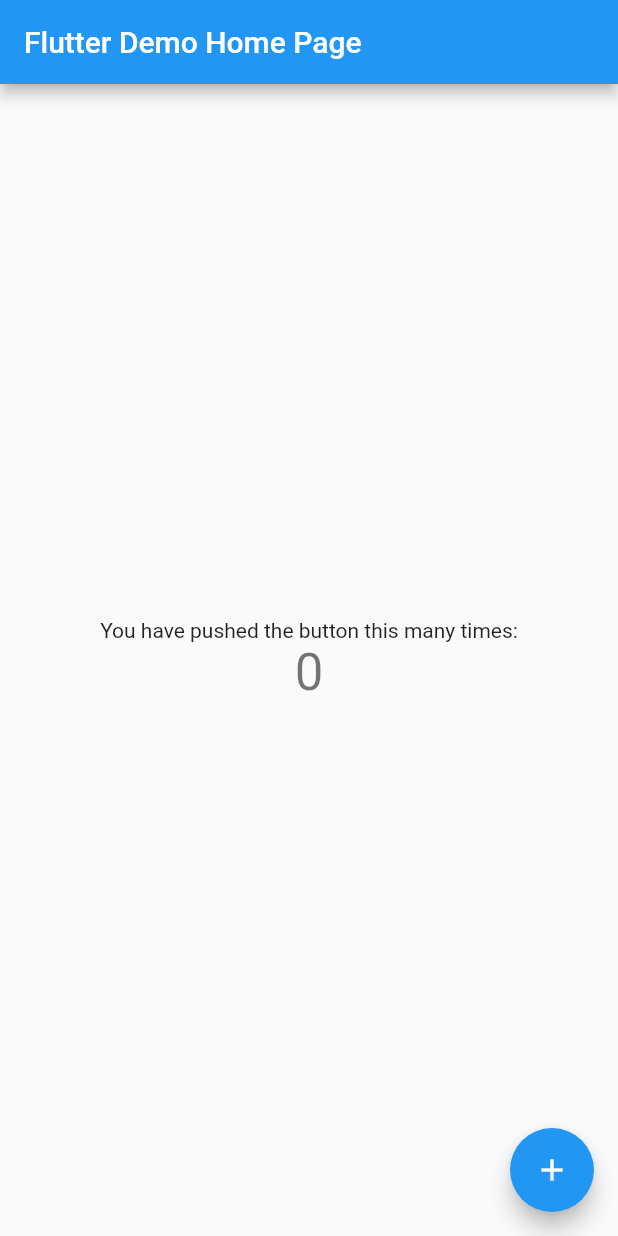
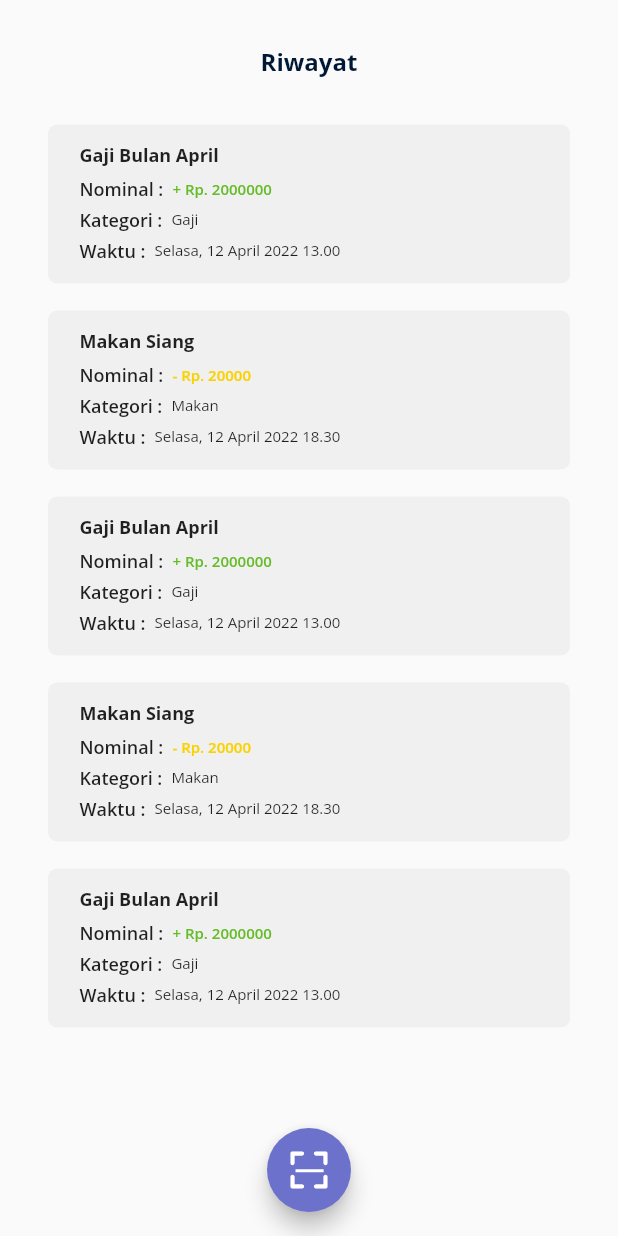
Before and after one commit to pawangdev/pawang-mobile, a Flutter app: the screen it shows after launch, on a phone screen of 412 x 824 dp. Run offline on Flutter 3.47's test engine with Material 2 defaults, Android fonts, the phone set to English and light mode, and no system bars; our stand-ins replace flutter_svg.

Commit message:
SelesaiSlicingRiwayat

```diff
--- a/lib/main.dart
+++ b/lib/main.dart
@@ -1,4 +1,5 @@
 import 'package:flutter/material.dart';
+import 'package:pawang_mobile/views/riwayat_screen.dart';
 
 void main() {
   runApp(const MyApp());
@@ -11,105 +12,9 @@ class MyApp extends StatelessWidget {
   @override
   Widget build(BuildContext context) {
     return MaterialApp(
-      title: 'Flutter Demo',
-      theme: ThemeData(
-        // This is the theme of your application.
-        //
-        // Try running your application with "flutter run". You'll see the
-        // application has a blue toolbar. Then, without quitting the app, try
-        // changing the primarySwatch below to Colors.green and then invoke
-        // "hot reload" (press "r" in the console where you ran "flutter run",
-        // or simply save your changes to "hot reload" in a Flutter IDE).
-        // Notice that the counter didn't reset back to zero; the application
-        // is not restarted.
-        primarySwatch: Colors.blue,
-      ),
-      home: const MyHomePage(title: 'Flutter Demo Home Page'),
+      title: 'Contacts',
+      theme: ThemeData(fontFamily: 'OpenSans'),
+      home: RiwayatScreen(),
     );
   }
 }
-
-class MyHomePage extends StatefulWidget {
-  const MyHomePage({Key? key, required this.title}) : super(key: key);
-
-  // This widget is the home page of your application. It is stateful, meaning
-  // that it has a State object (defined below) that contains fields that affect
-  // how it looks.
-
-  // This class is the configuration for the state. It holds the values (in this
-  // case the title) provided by the parent (in this case the App widget) and
-  // used by the build method of the State. Fields in a Widget subclass are
-  // always marked "final".
-
-  final String title;
-
-  @override
-  State<MyHomePage> createState() => _MyHomePageState();
-}
-
-class _MyHomePageState extends State<MyHomePage> {
-  int _counter = 0;
-
-  void _incrementCounter() {
-    setState(() {
-      // This call to setState tells the Flutter framework that something has
-      // changed in this State, which causes it to rerun the build method below
-      // so that the display can reflect the updated values. If we changed
-      // _counter without calling setState(), then the build method would not be
-      // called again, and so nothing would appear to happen.
-      _counter++;
-    });
-  }
-
-  @override
-  Widget build(BuildContext context) {
-    // This method is rerun every time setState is called, for instance as done
-    // by the _incrementCounter method above.
-    //
-    // The Flutter framework has been optimized to make rerunning build methods
-    // fast, so that you can just rebuild anything that needs updating rather
-    // than having to individually change instances of widgets.
-    return Scaffold(
-      appBar: AppBar(
-        // Here we take the value from the MyHomePage object that was created by
-        // the App.build method, and use it to set our appbar title.
-        title: Text(widget.title),
-      ),
-      body: Center(
-        // Center is a layout widget. It takes a single child and positions it
-        // in the middle of the parent.
-        child: Column(
-          // Column is also a layout widget. It takes a list of children and
-          // arranges them vertically. By default, it sizes itself to fit its
-          // children horizontally, and tries to be as tall as its parent.
-          //
-          // Invoke "debug painting" (press "p" in the console, choose the
-          // "Toggle Debug Paint" action from the Flutter Inspector in Android
-          // Studio, or the "Toggle Debug Paint" command in Visual Studio Code)
-          // to see the wireframe for each widget.
-          //
-          // Column has various properties to control how it sizes itself and
-          // how it positions its children. Here we use mainAxisAlignment to
-          // center the children vertically; the main axis here is the vertical
-          // axis because Columns are vertical (the cross axis would be
-          // horizontal).
-          mainAxisAlignment: MainAxisAlignment.center,
-          children: <Widget>[
-            const Text(
-              'You have pushed the button this many times:',
-            ),
-            Text(
-              '$_counter',
-              style: Theme.of(context).textTheme.headline4,
-            ),
-          ],
-        ),
-      ),
-      floatingActionButton: FloatingActionButton(
-        onPressed: _incrementCounter,
-        tooltip: 'Increment',
-        child: const Icon(Icons.add),
-      ), // This trailing comma makes auto-formatting nicer for build methods.
-    );
-  }
-}
--- /dev/null
+++ b/lib/views/riwayat_screen.dart
@@ -0,0 +1,171 @@
+import 'package:flutter/material.dart';
+import 'package:flutter_svg/flutter_svg.dart';
+import 'package:pawang_mobile/config/theme_constants.dart';
+
+class RiwayatScreen extends StatelessWidget {
+  static const String routName = '/riwayat';
+  RiwayatScreen({Key? key}) : super(key: key);
+
+  List<Map<String, dynamic>> history = [
+    {
+      "nama": "Gaji Bulan April",
+      "nominal": 2000000,
+      "kategory": "Gaji",
+      "waktu": "Selasa, 12 April 2022 13.00",
+      "tipe": true,
+    },
+    {
+      "nama": "Makan Siang",
+      "nominal": 20000,
+      "kategory": "Makan",
+      "waktu": "Selasa, 12 April 2022 18.30",
+      "tipe": false,
+    },
+    {
+      "nama": "Gaji Bulan April",
+      "nominal": 2000000,
+      "kategory": "Gaji",
+      "waktu": "Selasa, 12 April 2022 13.00",
+      "tipe": true,
+    },
+    {
+      "nama": "Makan Siang",
+      "nominal": 20000,
+      "kategory": "Makan",
+      "waktu": "Selasa, 12 April 2022 18.30",
+      "tipe": false,
+    },
+    {
+      "nama": "Gaji Bulan April",
+      "nominal": 2000000,
+      "kategory": "Gaji",
+      "waktu": "Selasa, 12 April 2022 13.00",
+      "tipe": true,
+    },
+  ];
+
+  @override
+  Widget build(BuildContext context) {
+    return Scaffold(
+      floatingActionButton: FloatingActionButton(
+        onPressed: () {},
+        child: SvgPicture.asset('assets/images/scan_btn.svg'),
+        backgroundColor: Color(0XFF6C72CB),
+      ),
+      floatingActionButtonLocation: FloatingActionButtonLocation.centerFloat,
+      body: SafeArea(
+        child: Padding(
+          padding: const EdgeInsets.only(top: 30, left: 32, right: 32),
+          child: Column(
+            children: [
+              Center(
+                child: Text(
+                  "Riwayat",
+                  style: kOpenSans.copyWith(
+                      color: kBlack, fontWeight: bold, fontSize: 16),
+                ),
+              ),
+              SizedBox(
+                height: 31,
+              ),
+              Expanded(
+                child: ListView.builder(
+                  itemBuilder: (context, index) {
+                    return Container(
+                      margin: EdgeInsets.only(bottom: 18),
+                      padding:
+                          EdgeInsets.symmetric(vertical: 12, horizontal: 21),
+                      width: 296,
+                      height: 106,
+                      decoration: BoxDecoration(
+                          color: Color(0xFFF0F0F0),
+                          borderRadius: BorderRadius.circular(6)),
+                      child: Column(
+                        crossAxisAlignment: CrossAxisAlignment.start,
+                        children: [
+                          Expanded(
+                            child: Text(
+                              history[index]['nama'],
+                              style: kOpenSans.copyWith(
+                                  fontSize: 12, fontWeight: bold),
+                            ),
+                          ),
+                          Expanded(
+                            child: Row(
+                              children: [
+                                Text(
+                                  "Nominal : ",
+                                  style: kOpenSans.copyWith(
+                                      fontSize: 12, fontWeight: semibold),
+                                ),
+                                SizedBox(
+                                  width: 3,
+                                ),
+                                history[index]['tipe']
+                                    ? Text(
+                                        "+ Rp. ${history[index]['nominal'].toString()}",
+                                        style: kOpenSans.copyWith(
+                                            fontSize: 10,
+                                            fontWeight: semibold,
+                                            color: Color(0xFF64BC26)),
+                                      )
+                                    : Text(
+                                        "- Rp. ${history[index]['nominal']}",
+                                        style: kOpenSans.copyWith(
+                                            fontSize: 10,
+                                            fontWeight: semibold,
+                                            color: kWarning),
+                                      ),
+                              ],
+                            ),
+                          ),
+                          Expanded(
+                            child: Row(
+                              children: [
+                                Text(
+                                  "Kategori : ",
+                                  style: kOpenSans.copyWith(
+                                      fontSize: 12, fontWeight: semibold),
+                                ),
+                                SizedBox(
+                                  width: 3,
+                                ),
+                                Text(
+                                  history[index]['kategory'],
+                                  style: kOpenSans.copyWith(fontSize: 10),
+                                ),
+                              ],
+                            ),
+                          ),
+                          Expanded(
+                            child: Row(
+                              children: [
+                                Text(
+                                  "Waktu : ",
+                                  style: kOpenSans.copyWith(
+                                      fontSize: 12, fontWeight: semibold),
+                                ),
+                                SizedBox(
+                                  width: 3,
+                                ),
+                                Text(
+                                  history[index]['waktu'],
+                                  style: kOpenSans.copyWith(fontSize: 10),
+                                ),
+                              ],
+                            ),
+                          ),
+                        ],
+                      ),
+                    );
+                  },
+                  itemCount: history.length,
+                ),
+              )
+            ],
+          ),
+        ),
+      ),
+    );
+  }
+}
--- a/pubspec.yaml
+++ b/pubspec.yaml
@@ -34,6 +34,7 @@ dependencies:
   # The following adds the Cupertino Icons font to your application.
   # Use with the CupertinoIcons class for iOS style icons.
   cupertino_icons: ^1.0.2
+  flutter_svg: ^1.0.3
 
 dev_dependencies:
   flutter_test:
```
Also changed, not shown: assets/images/scan_btn.svg (added), pubspec.lock.
